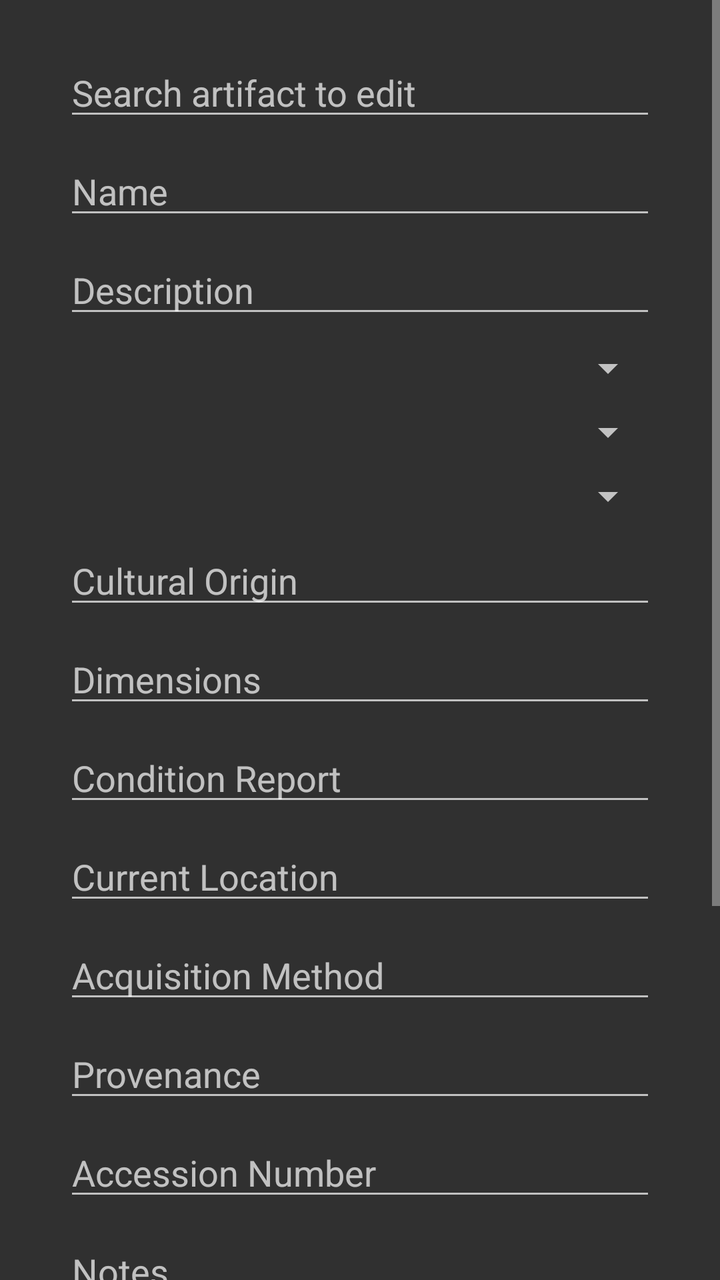
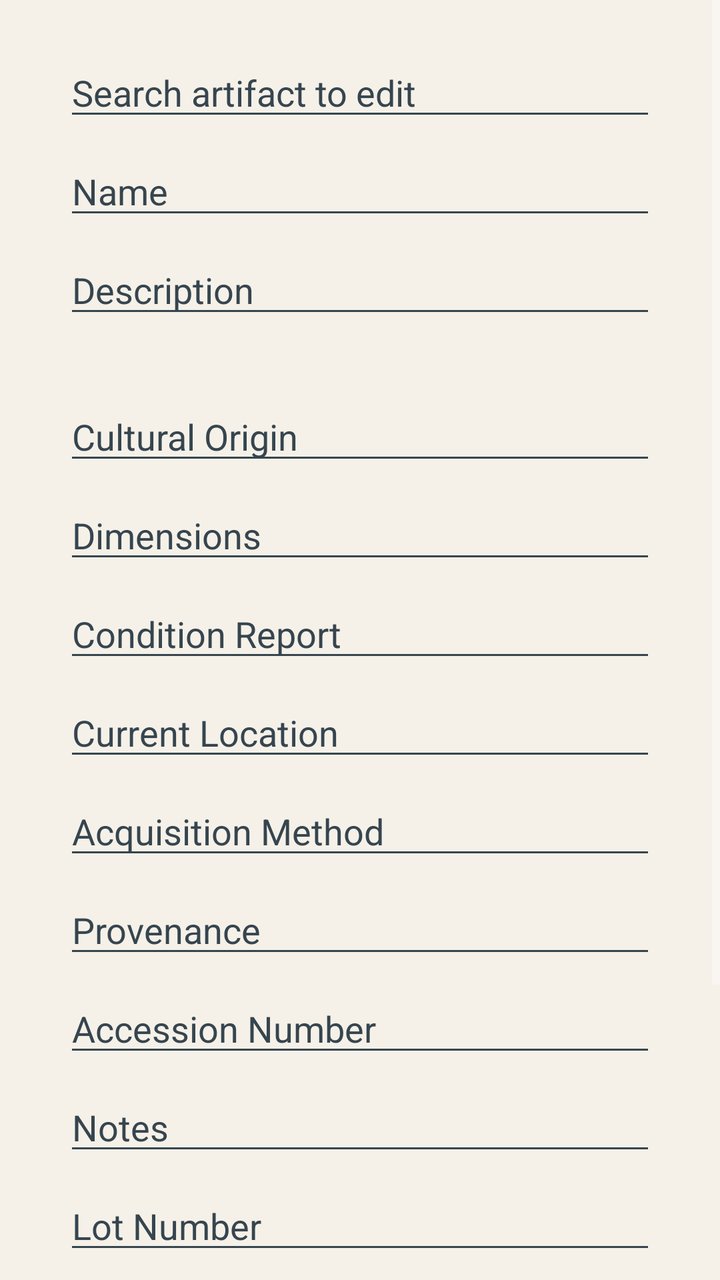

An Android layout rendered at two revisions. The XML below is the earlier revision; the diff shows what the commit changed to produce the second picture.
<!-- AndroidManifest.xml: application theme Theme.AppCompat -->
<!-- res/layout/fragment_blank.xml -->
<?xml version="1.0" encoding="utf-8"?>
<ScrollView
    xmlns:android="http://schemas.android.com/apk/res/android"
    xmlns:app="http://schemas.android.com/apk/res-auto"
    xmlns:tools="http://schemas.android.com/tools"
    android:layout_width="match_parent"
    android:layout_height="match_parent"
    android:fillViewport="true">

    <androidx.constraintlayout.widget.ConstraintLayout
        android:id="@+id/frameLayout"
        android:layout_width="match_parent"
        android:layout_height="wrap_content"
        tools:context=".EditArtifact">

        
        <AutoCompleteTextView
            android:id="@+id/searchArtifactView"
            android:layout_width="0dp"
            android:layout_height="wrap_content"
            android:layout_marginStart="32dp"
            android:layout_marginTop="24dp"
            android:layout_marginEnd="32dp"
            android:hint="Search artifact to edit"
            android:inputType="text"
            app:layout_constraintStart_toStartOf="parent"
            app:layout_constraintEnd_toEndOf="parent"
            app:layout_constraintTop_toTopOf="parent" />

        <EditText
            android:id="@+id/editTextArtiName"
            android:layout_width="0dp"
            android:layout_height="wrap_content"
            android:layout_marginStart="32dp"
            android:layout_marginTop="8dp"
            android:layout_marginEnd="32dp"
            android:ems="10"
            android:hint="Name"
            android:inputType="text"
            app:layout_constraintEnd_toEndOf="parent"
            app:layout_constraintStart_toStartOf="parent"
            app:layout_constraintTop_toBottomOf="@id/searchArtifactView" />

        
        <EditText
            android:id="@+id/editTextArtiDesc"
            android:layout_width="0dp"
            android:layout_height="wrap_content"
            android:layout_marginStart="32dp"
            android:layout_marginTop="8dp"
            android:layout_marginEnd="32dp"
            android:ems="10"
            android:hint="Description"
            android:inputType="textMultiLine"
            app:layout_constraintEnd_toEndOf="parent"
            app:layout_constraintStart_toStartOf="parent"
            app:layout_constraintTop_toBottomOf="@id/editTextArtiName" />

        
        <Spinner
            android:id="@+id/EditPeriodspin"
            android:layout_width="0dp"
            android:layout_height="wrap_content"
            android:layout_marginStart="32dp"
            android:layout_marginTop="8dp"
            android:layout_marginEnd="32dp"
            app:layout_constraintEnd_toEndOf="parent"
            app:layout_constraintStart_toStartOf="parent"
            app:layout_constraintTop_toBottomOf="@id/editTextArtiDesc" />

        
        <Spinner
            android:id="@+id/spinner3"
            android:layout_width="0dp"
            android:layout_height="wrap_content"
            android:layout_marginStart="32dp"
            android:layout_marginTop="8dp"
            android:layout_marginEnd="32dp"
            app:layout_constraintEnd_toEndOf="parent"
            app:layout_constraintStart_toStartOf="parent"
            app:layout_constraintTop_toBottomOf="@id/EditPeriodspin" />

        
        <Spinner
            android:id="@+id/spinner4"
            android:layout_width="0dp"
            android:layout_height="wrap_content"
            android:layout_marginStart="32dp"
            android:layout_marginTop="8dp"
            android:layout_marginEnd="32dp"
            app:layout_constraintEnd_toEndOf="parent"
            app:layout_constraintStart_toStartOf="parent"
            app:layout_constraintTop_toBottomOf="@id/spinner3" />

        
        <EditText
            android:id="@+id/editCulturalOrigin"
            android:layout_width="0dp"
            android:layout_height="wrap_content"
            android:layout_marginStart="32dp"
            android:layout_marginTop="8dp"
            android:layout_marginEnd="32dp"
            android:hint="Cultural Origin"
            android:inputType="text"
            app:layout_constraintEnd_toEndOf="parent"
            app:layout_constraintStart_toStartOf="parent"
            app:layout_constraintTop_toBottomOf="@id/spinner4" />

        
        <EditText
            android:id="@+id/editDimensions"
            android:layout_width="0dp"
            android:layout_height="wrap_content"
            android:layout_marginStart="32dp"
            android:layout_marginTop="8dp"
            android:layout_marginEnd="32dp"
            android:hint="Dimensions"
            android:inputType="text"
            app:layout_constraintEnd_toEndOf="parent"
            app:layout_constraintStart_toStartOf="parent"
            app:layout_constraintTop_toBottomOf="@id/editCulturalOrigin" />

        
        <EditText
            android:id="@+id/editConditionReport"
            android:layout_width="0dp"
            android:layout_height="wrap_content"
            android:layout_marginStart="32dp"
            android:layout_marginTop="8dp"
            android:layout_marginEnd="32dp"
            android:hint="Condition Report"
            android:inputType="textMultiLine"
            app:layout_constraintEnd_toEndOf="parent"
            app:layout_constraintStart_toStartOf="parent"
            app:layout_constraintTop_toBottomOf="@id/editDimensions" />

        
        <EditText
            android:id="@+id/editCurrentLocation"
            android:layout_width="0dp"
            android:layout_height="wrap_content"
            android:layout_marginStart="32dp"
            android:layout_marginTop="8dp"
            android:layout_marginEnd="32dp"
            android:hint="Current Location"
            android:inputType="text"
            app:layout_constraintEnd_toEndOf="parent"
            app:layout_constraintStart_toStartOf="parent"
            app:layout_constraintTop_toBottomOf="@id/editConditionReport" />

        
        <EditText
            android:id="@+id/editAccMethod"
            android:layout_width="0dp"
            android:layout_height="wrap_content"
            android:layout_marginStart="32dp"
            android:layout_marginTop="8dp"
            android:layout_marginEnd="32dp"
            android:hint="Acquisition Method"
            android:inputType="text"
            app:layout_constraintEnd_toEndOf="parent"
            app:layout_constraintStart_toStartOf="parent"
            app:layout_constraintTop_toBottomOf="@id/editCurrentLocation" />

        
        <EditText
            android:id="@+id/editProvenance"
            android:layout_width="0dp"
            android:layout_height="wrap_content"
            android:layout_marginStart="32dp"
            android:layout_marginTop="8dp"
            android:layout_marginEnd="32dp"
            android:hint="Provenance"
            android:inputType="textMultiLine"
            app:layout_constraintEnd_toEndOf="parent"
            app:layout_constraintStart_toStartOf="parent"
            app:layout_constraintTop_toBottomOf="@id/editAccMethod" />

        
        <EditText
            android:id="@+id/editAccNum"
            android:layout_width="0dp"
            android:layout_height="wrap_content"
            android:layout_marginStart="32dp"
            android:layout_marginTop="8dp"
            android:layout_marginEnd="32dp"
            android:hint="Accession Number"
            android:inputType="text"
            app:layout_constraintEnd_toEndOf="parent"
            app:layout_constraintStart_toStartOf="parent"
            app:layout_constraintTop_toBottomOf="@id/editProvenance" />

        
        <EditText
            android:id="@+id/editNotes"
            android:layout_width="0dp"
            android:layout_height="wrap_content"
            android:layout_marginStart="32dp"
            android:layout_marginTop="8dp"
            android:layout_marginEnd="32dp"
            android:hint="Notes"
            android:inputType="textMultiLine"
            app:layout_constraintEnd_toEndOf="parent"
            app:layout_constraintStart_toStartOf="parent"
            app:layout_constraintTop_toBottomOf="@id/editAccNum" />

        
        <EditText
            android:id="@+id/editTextArtiLotnum"
            android:layout_width="0dp"
            android:layout_height="wrap_content"
            android:layout_marginStart="32dp"
            android:layout_marginTop="8dp"
            android:layout_marginEnd="32dp"
            android:ems="10"
            android:hint="Lot Number"
            android:inputType="text"
            app:layout_constraintEnd_toEndOf="parent"
            app:layout_constraintStart_toStartOf="parent"
            app:layout_constraintTop_toBottomOf="@id/editNotes" />

        
        <Button
            android:id="@+id/buttonUploadImage"
            android:layout_width="0dp"
            android:layout_height="wrap_content"
            android:layout_marginStart="32dp"
            android:layout_marginTop="16dp"
            android:layout_marginEnd="32dp"
            android:text="Upload image"
            app:layout_constraintEnd_toEndOf="parent"
            app:layout_constraintStart_toStartOf="parent"
            app:layout_constraintTop_toBottomOf="@id/editTextArtiLotnum" />

        
        <Button
            android:id="@+id/buttonSubmit"
            android:layout_width="0dp"
            android:layout_height="wrap_content"
            android:layout_marginStart="32dp"
            android:layout_marginTop="8dp"
            android:layout_marginEnd="32dp"
            android:text="Submit"
            app:layout_constraintEnd_toEndOf="parent"
            app:layout_constraintStart_toStartOf="parent"
            app:layout_constraintTop_toBottomOf="@id/buttonUploadImage" />

        
        <Button
            android:id="@+id/backButtonE"
            android:layout_width="0dp"
            android:layout_height="wrap_content"
            android:layout_marginStart="32dp"
            android:layout_marginTop="8dp"
            android:layout_marginEnd="32dp"
            android:layout_marginBottom="24dp"
            android:text="Back"
            app:layout_constraintBottom_toBottomOf="parent"
            app:layout_constraintEnd_toEndOf="parent"
            app:layout_constraintStart_toStartOf="parent"
            app:layout_constraintTop_toBottomOf="@id/buttonSubmit" />

    </androidx.constraintlayout.widget.ConstraintLayout>

</ScrollView>
<!-- resources referenced by this layout -->
<resources>

</resources>

<!-- the commit's change to res/layout/fragment_blank.xml (unified diff, before → after) -->
@@ -11,6 +11,7 @@
         android:id="@+id/frameLayout"
         android:layout_width="match_parent"
         android:layout_height="wrap_content"
+        android:background="#F5F1E8"
         tools:context=".EditArtifact">
 
         
@@ -23,8 +24,11 @@
             android:layout_marginEnd="32dp"
             android:hint="Search artifact to edit"
             android:inputType="text"
-            app:layout_constraintStart_toStartOf="parent"
-            app:layout_constraintEnd_toEndOf="parent"
+            android:textColor="#36454F"
+            android:textColorHint="#36454F"
+            android:backgroundTint="#36454F"
+            app:layout_constraintEnd_toEndOf="parent"
+            app:layout_constraintStart_toStartOf="parent"
             app:layout_constraintTop_toTopOf="parent" />
 
         <EditText
@@ -34,9 +38,12 @@
             android:layout_marginStart="32dp"
             android:layout_marginTop="8dp"
             android:layout_marginEnd="32dp"
+            android:backgroundTint="#36454F"
             android:ems="10"
             android:hint="Name"
             android:inputType="text"
+            android:textColor="#36454F"
+            android:textColorHint="#36454F"
             app:layout_constraintEnd_toEndOf="parent"
             app:layout_constraintStart_toStartOf="parent"
             app:layout_constraintTop_toBottomOf="@id/searchArtifactView" />
@@ -52,6 +59,9 @@
             android:ems="10"
             android:hint="Description"
             android:inputType="textMultiLine"
+            android:textColor="#36454F"
+            android:textColorHint="#36454F"
+            android:backgroundTint="#36454F"
             app:layout_constraintEnd_toEndOf="parent"
             app:layout_constraintStart_toStartOf="parent"
             app:layout_constraintTop_toBottomOf="@id/editTextArtiName" />
@@ -64,6 +74,7 @@
             android:layout_marginStart="32dp"
             android:layout_marginTop="8dp"
             android:layout_marginEnd="32dp"
+            android:background="#36454F"
             app:layout_constraintEnd_toEndOf="parent"
             app:layout_constraintStart_toStartOf="parent"
             app:layout_constraintTop_toBottomOf="@id/editTextArtiDesc" />
@@ -76,6 +87,7 @@
             android:layout_marginStart="32dp"
             android:layout_marginTop="8dp"
             android:layout_marginEnd="32dp"
+            android:background="#36454F"
             app:layout_constraintEnd_toEndOf="parent"
             app:layout_constraintStart_toStartOf="parent"
             app:layout_constraintTop_toBottomOf="@id/EditPeriodspin" />
@@ -88,6 +100,7 @@
             android:layout_marginStart="32dp"
             android:layout_marginTop="8dp"
             android:layout_marginEnd="32dp"
+            android:background="#36454F"
             app:layout_constraintEnd_toEndOf="parent"
             app:layout_constraintStart_toStartOf="parent"
             app:layout_constraintTop_toBottomOf="@id/spinner3" />
@@ -102,6 +115,9 @@
             android:layout_marginEnd="32dp"
             android:hint="Cultural Origin"
             android:inputType="text"
+            android:textColor="#36454F"
+            android:textColorHint="#36454F"
+            android:backgroundTint="#36454F"
             app:layout_constraintEnd_toEndOf="parent"
             app:layout_constraintStart_toStartOf="parent"
             app:layout_constraintTop_toBottomOf="@id/spinner4" />
@@ -116,6 +132,9 @@
             android:layout_marginEnd="32dp"
             android:hint="Dimensions"
             android:inputType="text"
+            android:textColor="#36454F"
+            android:textColorHint="#36454F"
+            android:backgroundTint="#36454F"
             app:layout_constraintEnd_toEndOf="parent"
             app:layout_constraintStart_toStartOf="parent"
             app:layout_constraintTop_toBottomOf="@id/editCulturalOrigin" />
@@ -130,6 +149,9 @@
             android:layout_marginEnd="32dp"
             android:hint="Condition Report"
             android:inputType="textMultiLine"
+            android:textColor="#36454F"
+            android:textColorHint="#36454F"
+            android:backgroundTint="#36454F"
             app:layout_constraintEnd_toEndOf="parent"
             app:layout_constraintStart_toStartOf="parent"
             app:layout_constraintTop_toBottomOf="@id/editDimensions" />
@@ -144,6 +166,9 @@
             android:layout_marginEnd="32dp"
             android:hint="Current Location"
             android:inputType="text"
+            android:textColor="#36454F"
+            android:textColorHint="#36454F"
+            android:backgroundTint="#36454F"
             app:layout_constraintEnd_toEndOf="parent"
             app:layout_constraintStart_toStartOf="parent"
             app:layout_constraintTop_toBottomOf="@id/editConditionReport" />
@@ -158,6 +183,9 @@
             android:layout_marginEnd="32dp"
             android:hint="Acquisition Method"
             android:inputType="text"
+            android:textColor="#36454F"
+            android:textColorHint="#36454F"
+            android:backgroundTint="#36454F"
             app:layout_constraintEnd_toEndOf="parent"
             app:layout_constraintStart_toStartOf="parent"
             app:layout_constraintTop_toBottomOf="@id/editCurrentLocation" />
@@ -172,6 +200,9 @@
             android:layout_marginEnd="32dp"
             android:hint="Provenance"
             android:inputType="textMultiLine"
+            android:textColor="#36454F"
+            android:textColorHint="#36454F"
+            android:backgroundTint="#36454F"
             app:layout_constraintEnd_toEndOf="parent"
             app:layout_constraintStart_toStartOf="parent"
             app:layout_constraintTop_toBottomOf="@id/editAccMethod" />
@@ -186,6 +217,9 @@
             android:layout_marginEnd="32dp"
             android:hint="Accession Number"
             android:inputType="text"
+            android:textColor="#36454F"
+            android:textColorHint="#36454F"
+            android:backgroundTint="#36454F"
             app:layout_constraintEnd_toEndOf="parent"
             app:layout_constraintStart_toStartOf="parent"
             app:layout_constraintTop_toBottomOf="@id/editProvenance" />
@@ -200,6 +234,9 @@
             android:layout_marginEnd="32dp"
             android:hint="Notes"
             android:inputType="textMultiLine"
+            android:textColor="#36454F"
+            android:textColorHint="#36454F"
+            android:backgroundTint="#36454F"
             app:layout_constraintEnd_toEndOf="parent"
             app:layout_constraintStart_toStartOf="parent"
             app:layout_constraintTop_toBottomOf="@id/editAccNum" />
@@ -215,6 +252,9 @@
             android:ems="10"
             android:hint="Lot Number"
             android:inputType="text"
+            android:textColor="#36454F"
+            android:textColorHint="#36454F"
+            android:backgroundTint="#36454F"
             app:layout_constraintEnd_toEndOf="parent"
             app:layout_constraintStart_toStartOf="parent"
             app:layout_constraintTop_toBottomOf="@id/editNotes" />
@@ -227,7 +267,9 @@
             android:layout_marginStart="32dp"
             android:layout_marginTop="16dp"
             android:layout_marginEnd="32dp"
+            android:background="#FFD1DC"
             android:text="Upload image"
+            android:textColor="#36454F"
             app:layout_constraintEnd_toEndOf="parent"
             app:layout_constraintStart_toStartOf="parent"
             app:layout_constraintTop_toBottomOf="@id/editTextArtiLotnum" />
@@ -240,7 +282,9 @@
             android:layout_marginStart="32dp"
             android:layout_marginTop="8dp"
             android:layout_marginEnd="32dp"
+            android:background="#FFD1DC"
             android:text="Submit"
+            android:textColor="#36454F"
             app:layout_constraintEnd_toEndOf="parent"
             app:layout_constraintStart_toStartOf="parent"
             app:layout_constraintTop_toBottomOf="@id/buttonUploadImage" />
@@ -254,7 +298,9 @@
             android:layout_marginTop="8dp"
             android:layout_marginEnd="32dp"
             android:layout_marginBottom="24dp"
+            android:background="#FFD1DC"
             android:text="Back"
+            android:textColor="#36454F"
             app:layout_constraintBottom_toBottomOf="parent"
             app:layout_constraintEnd_toEndOf="parent"
             app:layout_constraintStart_toStartOf="parent"
